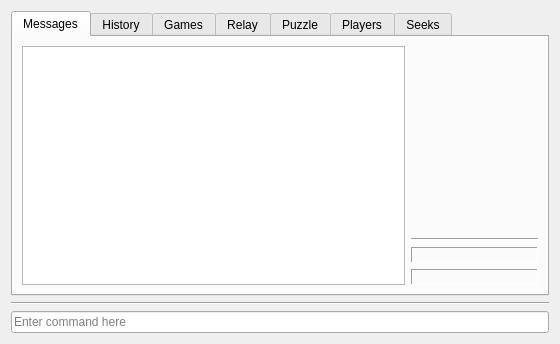
madnight/chessx, file src/gui/ficsconsole.ui: the form before one commit.
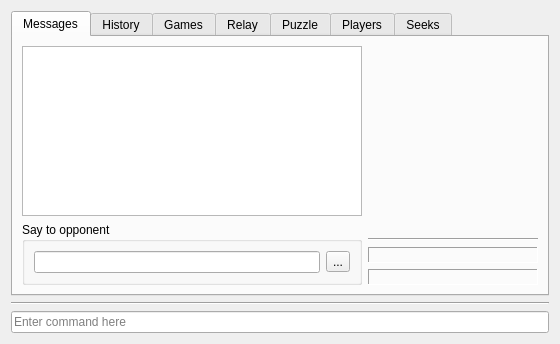
The form after the commit. The open tabs and pages were chosen to show the change. Icons and pictures are not drawn.

Commit message: Direct says/tells to message console Widget for says to opponent

The edit to the form file:
```diff
--- a/src/gui/ficsconsole.ui
+++ b/src/gui/ficsconsole.ui
@@ -28,7 +28,9 @@
       </attribute>
       <layout class="QVBoxLayout" name="verticalLayout">
        <item>
-        <layout class="QHBoxLayout" name="horizontalLayout" stretch="3,1">
+        <layout class="QHBoxLayout" name="horizontalLayout" stretch="2,1">
+         <item>
+          <layout class="QVBoxLayout" name="verticalLayout_12">
          <item>
           <widget class="QPlainTextEdit" name="textIn">
            <property name="readOnly">
@@ -37,6 +39,35 @@
           </widget>
          </item>
          <item>
+            <widget class="QGroupBox" name="groupBox_4">
+             <property name="title">
+              <string>Say to opponent</string>
+             </property>
+             <layout class="QVBoxLayout" name="verticalLayout_11">
+              <item>
+               <layout class="QHBoxLayout" name="horizontalLayout_5">
+                <item>
+                 <widget class="QLineEdit" name="sayMessage"/>
+                </item>
+                <item>
+                 <widget class="QToolButton" name="btSay">
+                  <property name="text">
+                   <string>...</string>
+                  </property>
+                  <property name="icon">
+                   <iconset resource="../../resources.qrc">
+                    <normaloff>:/images/forward.png</normaloff>:/images/forward.png</iconset>
+                  </property>
+                 </widget>
+                </item>
+               </layout>
+              </item>
+             </layout>
+            </widget>
+           </item>
+          </layout>
+         </item>
+         <item>
           <layout class="QVBoxLayout" name="verticalLayout_10">
            <item>
             <widget class="QDialogButtonBox" name="btBoxMessage">
```
Left out of the diff: 6 changed lines with no effect on the pictures. Lines whose indentation alone changed are shown as unchanged. The commit also changes 3 other files.
